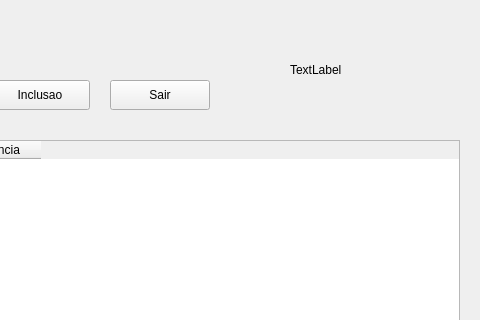
First picture: the form in telas/f4_merc.ui, repository htisistema/SISCOM, before the edit; both pictures show x 770 to 1250 and y 0 to 320 of the 1250 by 680 pixel window.
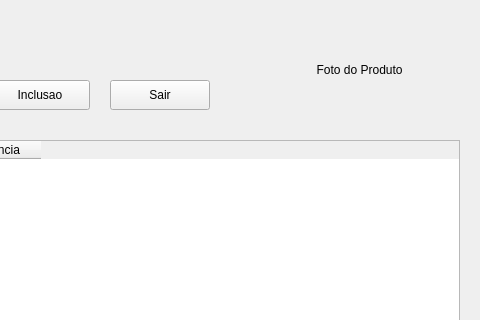
Second picture: the form after the edit. Icons and pictures are not drawn.

```diff
--- a/telas/f4_merc.ui
+++ b/telas/f4_merc.ui
@@ -255,7 +255,7 @@
      </rect>
     </property>
     <property name="text">
-     <string>TextLabel</string>
+     <string>        Foto do Produto</string>
     </property>
    </widget>
   </widget>
```
